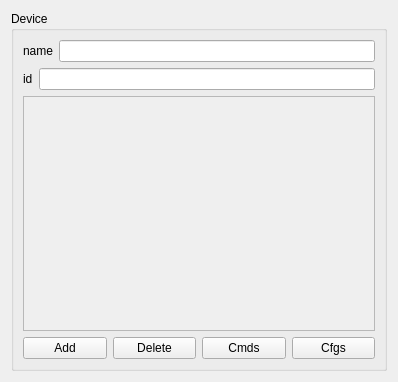
First picture: the form in fcp/gui_lib/devicedetails.ui, repository joajfreitas/fcp-core, before the edit.
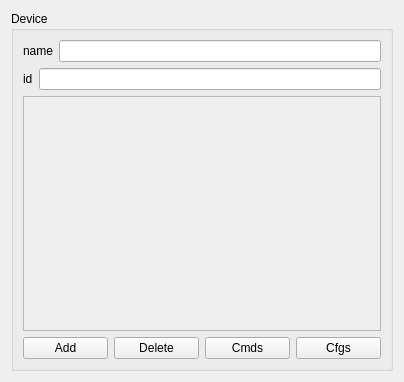
Second picture: the form after the edit.

The edit to the form file:
```diff
--- a/fcp/gui_lib/devicedetails.ui
+++ b/fcp/gui_lib/devicedetails.ui
@@ -6,7 +6,7 @@
    <rect>
     <x>0</x>
     <y>0</y>
-    <width>398</width>
+    <width>404</width>
     <height>382</height>
    </rect>
   </property>
@@ -62,7 +62,7 @@
               <rect>
                <x>0</x>
                <y>0</y>
-               <width>346</width>
+               <width>352</width>
                <height>202</height>
               </rect>
              </property>
```
